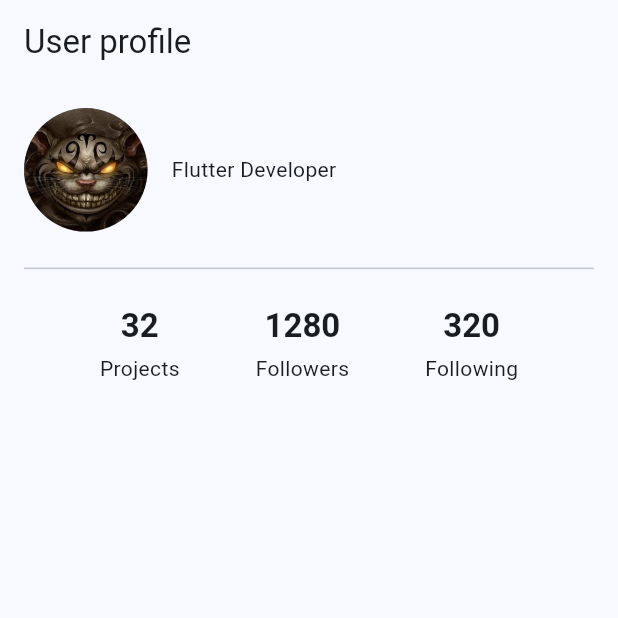
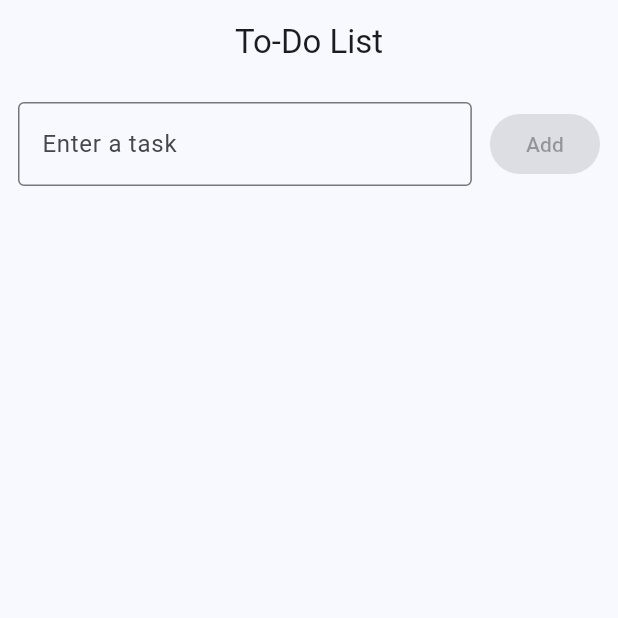
Before and after one commit to oleksiikozlovskyi/my_profile, a Flutter app: the screen it shows after launch, on a phone screen of 412 x 824 dp, the top half of it. Run offline on Flutter 3.47's test engine with Material 3 defaults, Android fonts, the phone set to English and light mode, and no system bars.

Commit message:
home task #8

```diff
--- a/lib/main.dart
+++ b/lib/main.dart
@@ -1,5 +1,5 @@
 import 'package:flutter/material.dart';
-import 'package:my_profile/screens/profile_screen.dart';
+import 'package:my_profile/screens/ToDoHomepage.dart';
 
 void main() {
   runApp(const MyApp());
@@ -11,12 +11,12 @@ class MyApp extends StatelessWidget {
   @override
   Widget build(BuildContext context) {
     return MaterialApp(
-      title: 'User profile',
+      title: 'To-Do List',
       theme: ThemeData(
         colorScheme: ColorScheme.fromSeed(seedColor: Colors.blue),
         useMaterial3: true,
       ),
-      home: const ProfileScreen(),
+      home: const ToDoHomePage(),
       debugShowCheckedModeBanner: false,
     );
   }
--- /dev/null
+++ b/lib/screens/ToDoHomepage.dart
@@ -0,0 +1,141 @@
+import 'package:flutter/material.dart';
+
+class ToDoHomePage extends StatefulWidget {
+  const ToDoHomePage({super.key});
+
+  @override
+  State<ToDoHomePage> createState() => _ToDoHomePageState();
+}
+
+class _ToDoHomePageState extends State<ToDoHomePage> {
+  final List<TaskItem> _tasks = [];
+  final GlobalKey<AnimatedListState> _listKey = GlobalKey();
+  final TextEditingController _controller = TextEditingController();
+  final Duration _duration = Duration(milliseconds: 300);
+
+  void _addTask() {
+    final text = _controller.text.trim();
+    if (text.isEmpty) return;
+
+    final task = TaskItem(text: text);
+    _tasks.insert(0, task);
+    _listKey.currentState!.insertItem(0);
+
+    _controller.clear();
+    setState(() {});
+  }
+
+  void _removeTask(int index) {
+    final removeTask = _tasks[index];
+
+    _listKey.currentState!.removeItem(
+      index,
+      (context, animation) => SizeTransition(
+        sizeFactor: animation,
+        child: FadeTransition(
+          opacity: animation,
+          child: _buildTaskTile(removeTask, index, removing: true),
+        ),
+      ),
+      duration: _duration,
+    );
+  }
+
+  Widget _buildTaskTile(TaskItem task, int index, {bool removing = false}) {
+    return AnimatedOpacity(
+      opacity: task.completed ? 0.5 : 1,
+      duration: _duration,
+      child: ListTile(
+        leading: AnimatedSwitcher(
+          duration: _duration,
+          child: Checkbox(
+            value: task.completed,
+            key: ValueKey(task.completed),
+            onChanged: (v) {
+              setState(() {
+                task.completed = v!;
+              });
+            },
+          ),
+        ),
+        title: AnimatedDefaultTextStyle(
+            style: TextStyle(
+              fontSize: 18,
+              decoration: task.completed ? TextDecoration.lineThrough : null,
+              color: task.completed ? Colors.grey : Colors.black,
+            ),
+            duration: _duration,
+            child: Text(task.text)),
+        trailing: removing
+            ? null
+            : IconButton(
+                onPressed: () => _removeTask(index),
+                icon: const Icon(Icons.delete),
+              ),
+      ),
+    );
+  }
+
+  @override
+  Widget build(BuildContext context) {
+    final canAdd = _controller.text.trim().isNotEmpty;
+
+    return Scaffold(
+      appBar: AppBar(
+        title: const Text("To-Do List"),
+        centerTitle: true,
+      ),
+      body: Column(
+        children: [
+          Padding(
+            padding: const EdgeInsets.all(12),
+            child: Row(
+              children: [
+                Expanded(
+                  child: TextField(
+                    controller: _controller,
+                    onChanged: (v) => setState(() {}),
+                    decoration: const InputDecoration(
+                      border: OutlineInputBorder(),
+                      hintText: "Enter a task",
+                    ),
+                  ),
+                ),
+                const SizedBox(width: 12),
+                ElevatedButton(
+                  onPressed: canAdd ? _addTask : null,
+                  child: const Text("Add"),
+                )
+              ],
+            ),
+          ),
+          Expanded(
+            child: AnimatedList(
+              key: _listKey,
+              initialItemCount: _tasks.length,
+              itemBuilder: (context, index, animation) {
+                return SizeTransition(
+                  sizeFactor: animation,
+                  child: FadeTransition(
+                    opacity: animation,
+                    child: _buildTaskTile(_tasks[index], index),
+                  ),
+                );
+              },
+            ),
+          )
+        ],
+      ),
+    );
+  }
+}
+
+class TaskItem {
+  String text;
+  bool completed;
+
+  TaskItem({
+    required this.text,
+    this.completed = false,
+  });
+}
--- a/lib/screens/profile_screen.dart
+++ /dev/null
@@ -1,43 +0,0 @@
-import 'package:flutter/material.dart';
-import 'package:my_profile/widgets/profile_header.dart';
-import 'package:my_profile/widgets/user_stats.dart';
-
-class ProfileScreen extends StatelessWidget {
-  const ProfileScreen({super.key});
-
-  @override
-  Widget build(BuildContext context) {
-    final double spacing = MediaQuery.of(context).size.height * 0.02;
-
-    return Scaffold(
-      appBar: AppBar(
-        title: const Text("User profile"),
-      ),
-      body: SingleChildScrollView(
-        padding: const EdgeInsets.all(16),
-        child: Column(
-          crossAxisAlignment: CrossAxisAlignment.stretch,
-          children: [
-            ProfileHeader(
-              name: "Sofiia Bykovska",
-              description: "Flutter Developer",
-              avatarPath: "assets/image/alice_madness.jpg",
-            ),
-            SizedBox(
-              height: spacing,
-            ),
-            const Divider(),
-            SizedBox(
-              height: spacing,
-            ),
-            UserStatsWidget(
-              projects: 32,
-              followers: 1280,
-              following: 320,
-            ),
-          ],
-        ),
-      ),
-    );
-  }
-}
--- a/lib/widgets/profile_header.dart
+++ /dev/null
@@ -1,40 +0,0 @@
-import 'package:flutter/material.dart';
-
-class ProfileHeader extends StatelessWidget {
-  final String name;
-  final String description;
-  final String avatarPath;
-
-  const ProfileHeader({
-    super.key,
-    required this.name,
-    required this.description,
-    required this.avatarPath
-  });
-
-  @override
-  Widget build(BuildContext context) {
-    final double avatarSize = MediaQuery.of(context).size.width * 0.2;
-
-    return Row(
-      children: [
-        CircleAvatar(
-          radius: avatarSize / 2,
-          backgroundImage: AssetImage(avatarPath),
-        ),
-        const SizedBox(width: 16),
-        Expanded(
-          child: Column(
-            crossAxisAlignment: CrossAxisAlignment.start,
-            children: [
-              Text(
-                description,
-                style: Theme.of(context).textTheme.bodyMedium,
-              )
-            ],
-          ),
-        ),
-      ],
-    );
-  }
-}
--- a/lib/widgets/user_stats.dart
+++ /dev/null
@@ -1,45 +0,0 @@
-import 'package:flutter/material.dart';
-
-class UserStatsWidget extends StatelessWidget {
-  final int projects;
-  final int followers;
-  final int following;
-
-  const UserStatsWidget({
-    super.key,
-    required this.projects,
-    required this.followers,
-    required this.following
-  });
-
-  Widget _buildStatistic(String label, int value, BuildContext context) {
-    return Column(
-      children: [
-        Text(
-          value.toString(),
-          style: Theme.of(context)
-              .textTheme
-              .titleLarge
-              ?.copyWith(fontWeight: FontWeight.bold),
-        ),
-        const SizedBox(height: 4),
-        Text(
-          label,
-          style: Theme.of(context).textTheme.bodyMedium,
-        ),
-      ],
-    );
-  }
-
-  @override
-  Widget build(BuildContext context) {
-    return Row(
-      mainAxisAlignment: MainAxisAlignment.spaceEvenly,
-      children: [
-        _buildStatistic("Projects", projects, context),
-        _buildStatistic("Followers", followers, context),
-        _buildStatistic("Following", following, context),
-      ],
-    );
-  }
-}
```
